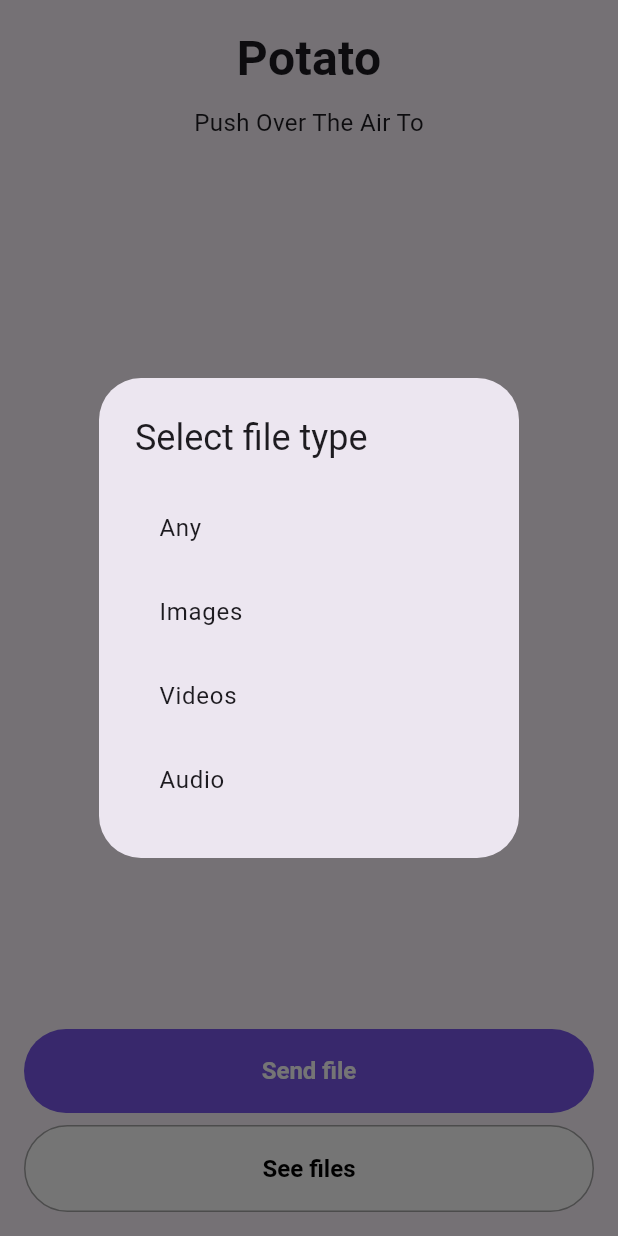
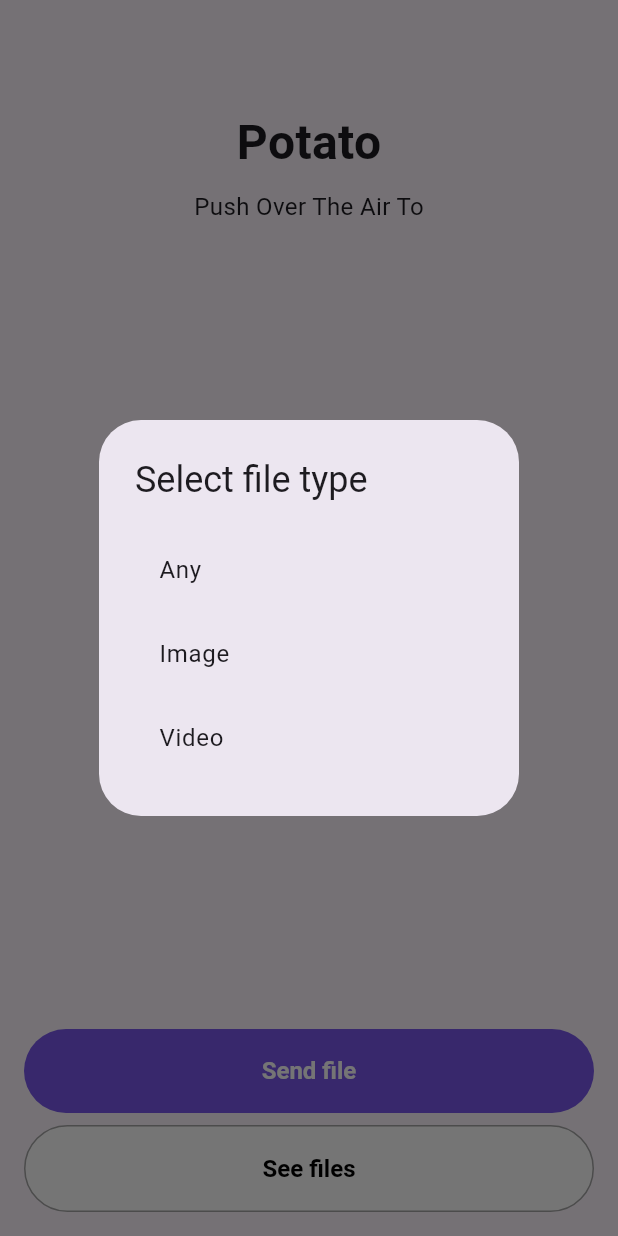
Before and after one commit to PiotrFLEURY/potato, a Flutter app: the screen it shows after launch, after a tap on "Send file", on a phone screen of 412 x 824 dp. Run offline on Flutter 3.47's test engine with Material 3 defaults, Android fonts, the phone set to English and light mode, and no system bars; our stand-ins replace dio, easy_localization, file_picker, flutter_riverpod, freezed_annotation, qr_flutter and 2 more; missing offline and left inert: cryptography, gal; generated files the repository leaves out were written again.

Commit message:
feat(translate): add translations

```diff
--- a/potato_app/lib/app.dart
+++ b/potato_app/lib/app.dart
@@ -1,3 +1,4 @@
+import 'package:easy_localization/easy_localization.dart';
 import 'package:flutter/material.dart';
 import 'package:potato/views/files/files_page.dart';
 import 'package:potato/views/home/home_page.dart';
@@ -8,7 +9,11 @@ class PotatoApp extends StatelessWidget {
   @override
   Widget build(BuildContext context) {
     return MaterialApp(
+      localizationsDelegates: context.localizationDelegates,
+      supportedLocales: context.supportedLocales,
+      locale: context.locale,
       title: 'Potato',
+      onGenerateTitle: (context) => context.tr('app_title'),
       theme: ThemeData(primarySwatch: Colors.brown),
       routes: {
         '/': (context) => const HomePage(),
--- a/potato_app/lib/main.dart
+++ b/potato_app/lib/main.dart
@@ -1,7 +1,18 @@
 import 'package:flutter/material.dart';
 import 'package:flutter_riverpod/flutter_riverpod.dart';
+import 'package:easy_localization/easy_localization.dart';
 import 'package:potato/app.dart';
 
-void main() {
-  runApp(ProviderScope(child: const PotatoApp()));
+void main() async {
+  WidgetsFlutterBinding.ensureInitialized();
+  await EasyLocalization.ensureInitialized();
+
+  runApp(
+    EasyLocalization(
+      supportedLocales: const [Locale('en'), Locale('fr')],
+      path: 'assets/translations',
+      fallbackLocale: const Locale('en'),
+      child: ProviderScope(child: const PotatoApp()),
+    ),
+  );
 }
--- a/potato_app/lib/views/home/home_page.dart
+++ b/potato_app/lib/views/home/home_page.dart
@@ -1,5 +1,7 @@
 import 'dart:io';
+import 'package:easy_localization/easy_localization.dart';
 import 'package:file_picker/file_picker.dart';
+import 'package:flutter/foundation.dart';
 import 'package:flutter/material.dart';
 import 'package:flutter/services.dart';
 import 'package:flutter_riverpod/flutter_riverpod.dart';
@@ -18,6 +20,20 @@ class HomePage extends ConsumerWidget {
   Widget build(BuildContext context, WidgetRef ref) {
     return SafeArea(
       child: Scaffold(
+        appBar: AppBar(
+          actions: [
+            if (kDebugMode)
+              IconButton(
+                icon: const Icon(Icons.translate),
+                onPressed: () {
+                  final newLocale = context.locale.languageCode == 'en'
+                      ? 'fr'
+                      : 'en';
+                  context.setLocale(Locale(newLocale));
+                },
+              ),
+          ],
+        ),
         body: Padding(
           padding: const EdgeInsets.all(16.0),
           child: Center(
@@ -27,11 +43,11 @@ class HomePage extends ConsumerWidget {
               crossAxisAlignment: CrossAxisAlignment.center,
               children: [
                 Text(
-                  'Potato',
+                  context.tr('app_title'),
                   style: TextStyle(fontSize: 32, fontWeight: FontWeight.w700),
                 ),
                 Text(
-                  'Push Over The Air To',
+                  context.tr('app_description'),
                   style: TextStyle(fontSize: 16, fontWeight: FontWeight.w400),
                 ),
                 const Spacer(),
@@ -43,13 +59,13 @@ class HomePage extends ConsumerWidget {
                       _showSuccessBottomsheet(context, code);
                     });
                   },
-                  child: Text('Send file'),
+                  child: Text(context.tr('send_file')),
                 ),
                 PotatoButton.secondary(
                   onPressed: () {
                     Navigator.of(context).pushNamed('/files');
                   },
-                  child: Text('See files'),
+                  child: Text(context.tr('see_files')),
                 ),
               ],
             ),
@@ -64,32 +80,26 @@ class HomePage extends ConsumerWidget {
     selectedType = await showDialog<FileType>(
       context: context,
       builder: (context) => AlertDialog(
-        title: Text('Select file type'),
+        title: Text(context.tr('select_file_type')),
         content: Column(
           mainAxisSize: MainAxisSize.min,
           children: [
             ListTile(
-              title: Text('Any'),
+              title: Text(context.tr('file_type_any')),
               onTap: () {
                 Navigator.of(context).pop(FileType.any);
               },
             ),
             ListTile(
-              title: Text('Images'),
+              title: Text(context.tr('file_type_image')),
               onTap: () {
                 Navigator.of(context).pop(FileType.image);
               },
             ),
             ListTile(
-              title: Text('Videos'),
+              title: Text(context.tr('file_type_video')),
               onTap: () {
                 Navigator.of(context).pop(FileType.video);
-              },
-            ),
-            ListTile(
-              title: Text('Audio'),
-              onTap: () {
-                Navigator.of(context).pop(FileType.audio);
               },
             ),
           ],
@@ -109,11 +119,11 @@ class HomePage extends ConsumerWidget {
           mainAxisSize: MainAxisSize.min,
           children: [
             Text(
-              'File sent successfully!',
+              context.tr('file_sent_successfully'),
               style: TextStyle(fontSize: 16, fontWeight: FontWeight.w600),
             ),
             Text(
-              'Share this code to let others download the file:',
+              context.tr('share_code_to_download'),
               textAlign: TextAlign.center,
             ),
             QrImageView(data: code, version: QrVersions.auto, size: 180.0),
@@ -140,7 +150,7 @@ class HomePage extends ConsumerWidget {
             ),
             PotatoButton.primary(
               onPressed: () => Navigator.of(context).pop(),
-              child: Text('OK'),
+              child: Text(context.tr('close')),
             ),
           ],
         ),
--- a/potato_app/pubspec.yaml
+++ b/potato_app/pubspec.yaml
@@ -44,6 +44,7 @@ dependencies:
   freezed_annotation: ^3.1.0
   json_serializable: ^6.13.0
   gal: ^2.3.2
+  easy_localization: ^3.0.8
 
 dev_dependencies:
   flutter_test:
@@ -74,6 +75,7 @@ flutter:
 
   # To add assets to your application, add an assets section, like this:
   assets:
+    - assets/translations/
     - assets/images/potato_mascot.png
     - assets/images/potato_eggman.png
 
```
Also changed, not shown: potato_app/assets/translations/en.json (added, +23 -0 lines), potato_app/assets/translations/fr.json (added, +23 -0 lines), potato_app/lib/views/files/files_page.dart (+35 -23 lines), potato_app/pubspec.lock, 3 other files.
